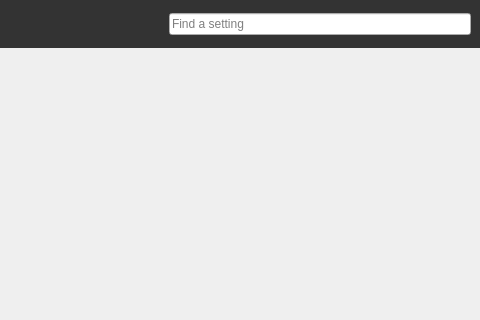
First picture: the form in QChromosome/rendersettings.ui, repository Michalaq/ChromosomeVisualizer, before the edit; both pictures show x 320 to 800 and y 0 to 320 of the 800 by 600 pixel window.
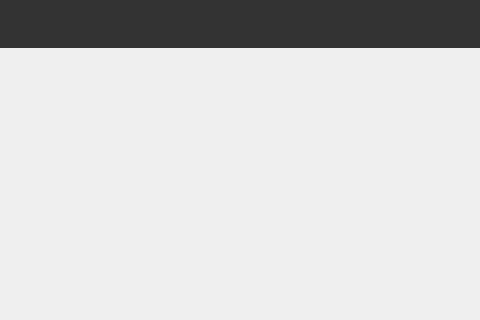
Second picture: the form after the edit. Icons and pictures are not drawn. Custom widgets are drawn as their Qt base class.

Diff of the .ui file:
```diff
--- a/QChromosome/rendersettings.ui
+++ b/QChromosome/rendersettings.ui
@@ -378,23 +378,6 @@
          </property>
         </widget>
        </item>
-       <item>
-        <widget class="FileEdit" name="lineEdit_2">
-         <property name="sizePolicy">
-          <sizepolicy hsizetype="Fixed" vsizetype="Fixed">
-           <horstretch>0</horstretch>
-           <verstretch>0</verstretch>
-          </sizepolicy>
-         </property>
-         <property name="styleSheet">
-          <string notr="true">width: 300px;
-</string>
-         </property>
-         <property name="placeholderText">
-          <string>Find a setting</string>
-         </property>
-        </widget>
-       </item>
       </layout>
      </widget>
     </item>
@@ -405,11 +388,6 @@
   </widget>
  </widget>
  <customwidgets>
-  <customwidget>
-   <class>FileEdit</class>
-   <extends>QLineEdit</extends>
-   <header>fileedit.h</header>
-  </customwidget>
   <customwidget>
    <class>MediaControl</class>
    <extends>QPushButton</extends>
```
